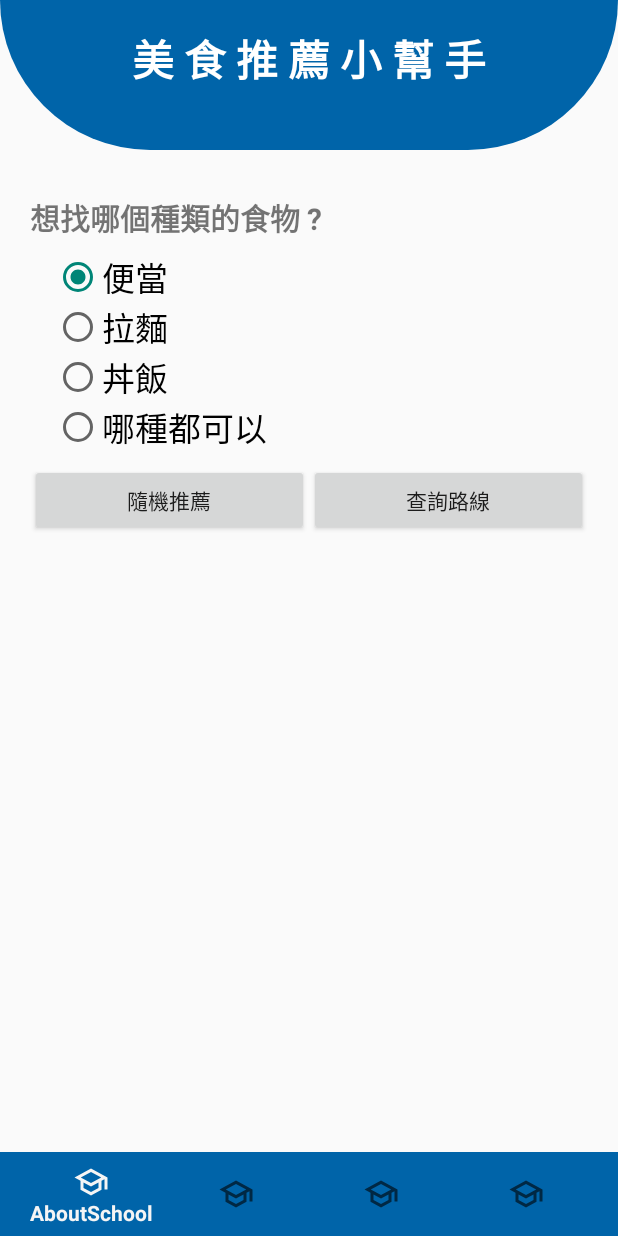
After one commit to winnie329422/AboutSchool, an Android app: the fragment Food placed in its activity, on a phone screen of 412 x 824 dp. The commit adds this screen. Run offline under Robolectric (Android 15) with nearby library versions, the light colour scheme and no system bars.

Commit message:
食物推薦介面

```diff
--- /dev/null
+++ b/app/src/main/java/com/example/aboutschool/Food.kt
@@ -0,0 +1,49 @@
+package com.example.aboutschool
+
+import androidx.appcompat.app.AppCompatActivity
+import android.os.Bundle
+import android.view.LayoutInflater
+import android.view.View
+import android.view.ViewGroup
+import android.widget.ArrayAdapter
+import android.widget.Button
+import android.widget.ListView
+import androidx.fragment.app.Fragment
+
+class Food :Fragment() {
+
+    private lateinit var adapter: ArrayAdapter<String>
+    private var items: ArrayList<String> = ArrayList()
+
+
+    override fun onCreateView(
+        inflater: LayoutInflater,
+        container: ViewGroup?,
+        savedInstanceState: Bundle?
+    ): View {
+
+        val view: View = inflater.inflate(R.layout.activity_food, container, false)
+
+        adapter = ArrayAdapter(requireContext(), android.R.layout.simple_list_item_1, items)
+        view?.findViewById<ListView>(R.id.listView).adapter =adapter
+
+
+        setListener()
+
+        return view
+
+    }
+
+    private fun setListener(){
+
+        view?.findViewById<Button>(R.id.btn_random)?.setOnClickListener{
+
+        }
+
+        view?.findViewById<Button>(R.id.btn_food_road)?.setOnClickListener{
+
+        }
+
+    }
+
+}
--- a/app/src/main/java/com/example/aboutschool/MainActivity.kt
+++ b/app/src/main/java/com/example/aboutschool/MainActivity.kt
@@ -24,7 +24,7 @@ class MainActivity : AppCompatActivity() {
                 R.id.p2 -> setFragment(Department())
                 R.id.p3 -> startActivity(Intent(this@MainActivity, Map::class.java))
 
-    //                R.id.p4 -> setFragment(ProfileFragment())
+                R.id.p4 -> setFragment(Food())
             }
             true
         })
--- /dev/null
+++ b/app/src/main/res/layout/activity_food.xml
@@ -0,0 +1,125 @@
+<?xml version="1.0" encoding="utf-8"?>
+<androidx.constraintlayout.widget.ConstraintLayout xmlns:android="http://schemas.android.com/apk/res/android"
+    xmlns:app="http://schemas.android.com/apk/res-auto"
+    xmlns:tools="http://schemas.android.com/tools"
+    android:layout_width="match_parent"
+    android:layout_height="match_parent"
+    tools:context=".Food">
+
+    <FrameLayout
+        android:id="@+id/frameLayout2"
+        android:layout_width="match_parent"
+        android:layout_height="100dp"
+        android:background="@drawable/background_top00"
+        app:layout_constraintEnd_toEndOf="parent"
+        app:layout_constraintStart_toStartOf="parent"
+        app:layout_constraintTop_toTopOf="parent" />
+
+    <TextView
+        android:id="@+id/txt_ins"
+        android:layout_width="wrap_content"
+        android:layout_height="wrap_content"
+        android:text="美 食 推 薦 小 幫 手"
+        android:textSize="28sp"
+        android:textColor="@color/white"
+        android:textStyle="bold"
+        android:layout_marginTop="18dp"
+        app:layout_constraintStart_toStartOf="parent"
+        app:layout_constraintEnd_toEndOf="parent"
+        app:layout_constraintTop_toTopOf="parent"/>
+
+    <ScrollView
+        android:layout_width="match_parent"
+        android:layout_height="0dp"
+        app:layout_constraintEnd_toEndOf="parent"
+        app:layout_constraintStart_toStartOf="parent"
+        app:layout_constraintTop_toBottomOf="@+id/txt_ins"
+        app:layout_constraintBottom_toBottomOf="parent">
+
+    <LinearLayout
+        android:layout_width="match_parent"
+        android:layout_height="wrap_content"
+        android:orientation="vertical"
+        android:layout_margin="20dp">
+
+
+        <TextView
+            android:layout_width="wrap_content"
+            android:layout_height="wrap_content"
+            android:text="想找哪個種類的食物 ?"
+            android:textSize="20sp"
+            android:textStyle="bold"
+            android:layout_marginTop="50dp"
+            android:layout_marginBottom="8dp"
+            />
+
+        <RadioGroup
+            android:id="@+id/rg_all"
+            android:layout_width="wrap_content"
+            android:layout_height="wrap_content"
+            app:layout_constraintLeft_toLeftOf="parent"
+            app:layout_constraintTop_toBottomOf="@+id/txt_call"
+            android:layout_marginBottom="8dp">
+
+            <RadioButton
+                android:id="@+id/fd01"
+                android:layout_width="wrap_content"
+                android:layout_height="wrap_content"
+                android:textSize="22sp"
+                android:layout_marginStart="16dp"
+                android:text="便當"
+                android:checked="true"/>
+            <RadioButton
+                android:id="@+id/fd02"
+                android:layout_width="wrap_content"
+                android:layout_height="wrap_content"
+                android:textSize="22sp"
+                android:layout_marginStart="16dp"
+                android:text="拉麵"/>
+            <RadioButton
+                android:id="@+id/fd03"
+                android:layout_width="wrap_content"
+                android:layout_height="wrap_content"
+                android:textSize="22sp"
+                android:layout_marginStart="16dp"
+                android:text="丼飯"/>
+            <RadioButton
+                android:id="@+id/fd04"
+                android:layout_width="wrap_content"
+                android:layout_height="wrap_content"
+                android:textSize="22sp"
+                android:layout_marginStart="16dp"
+                android:text="哪種都可以"/>
+        </RadioGroup>
+
+        <LinearLayout
+            android:layout_width="match_parent"
+            android:layout_height="wrap_content"
+            android:orientation="horizontal">
+
+            <Button
+                android:id="@+id/btn_random"
+                android:layout_width="0dp"
+                android:layout_height="wrap_content"
+                android:layout_weight="1"
+                android:text="隨機推薦"/>
+
+            <Button
+                android:id="@+id/btn_food_road"
+                android:layout_width="0dp"
+                android:layout_height="wrap_content"
+                android:layout_weight="1"
+                android:text="查詢路線"/>
+
+        </LinearLayout>
+
+        <ListView
+            android:layout_width="match_parent"
+            android:layout_height="wrap_content"
+            android:id="@+id/listView"
+            />
+
+    </LinearLayout>
+    </ScrollView>
+
+</androidx.constraintlayout.widget.ConstraintLayout>
--- a/app/src/main/res/menu/menu_toolbar_bottom.xml
+++ b/app/src/main/res/menu/menu_toolbar_bottom.xml
@@ -23,6 +23,13 @@
         android:enabled="true"
         app:showAsAction="ifRoom"
         />
+    <item
+        android:id="@+id/p4"
+        android:title="Food"
+        android:icon="@drawable/ic_00"
+        android:enabled="true"
+        app:showAsAction="ifRoom"
+        />
 
 
 </menu>
```
